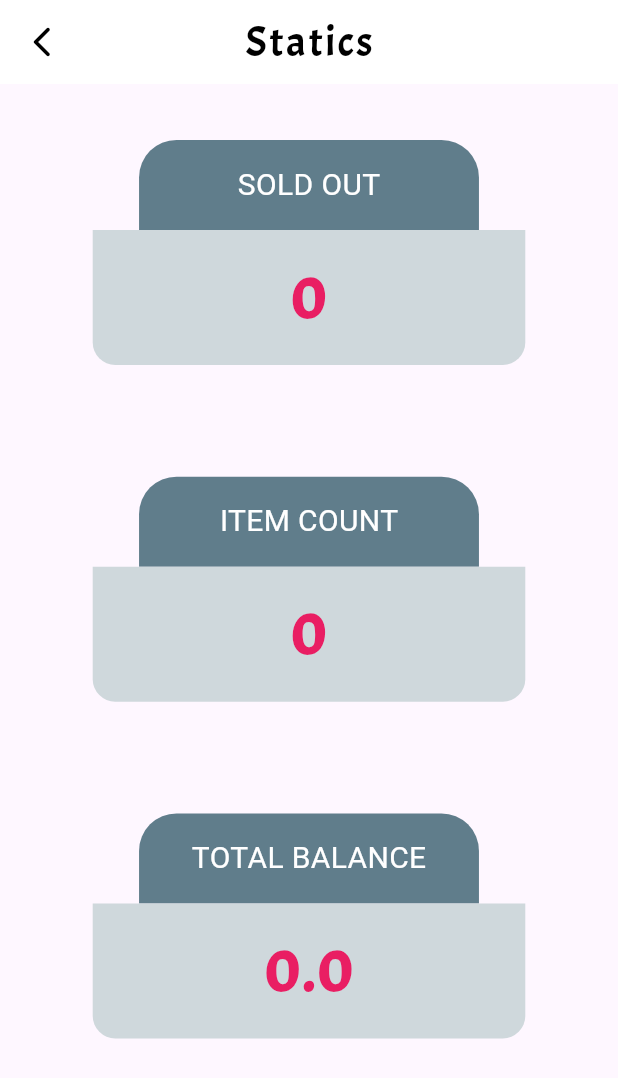
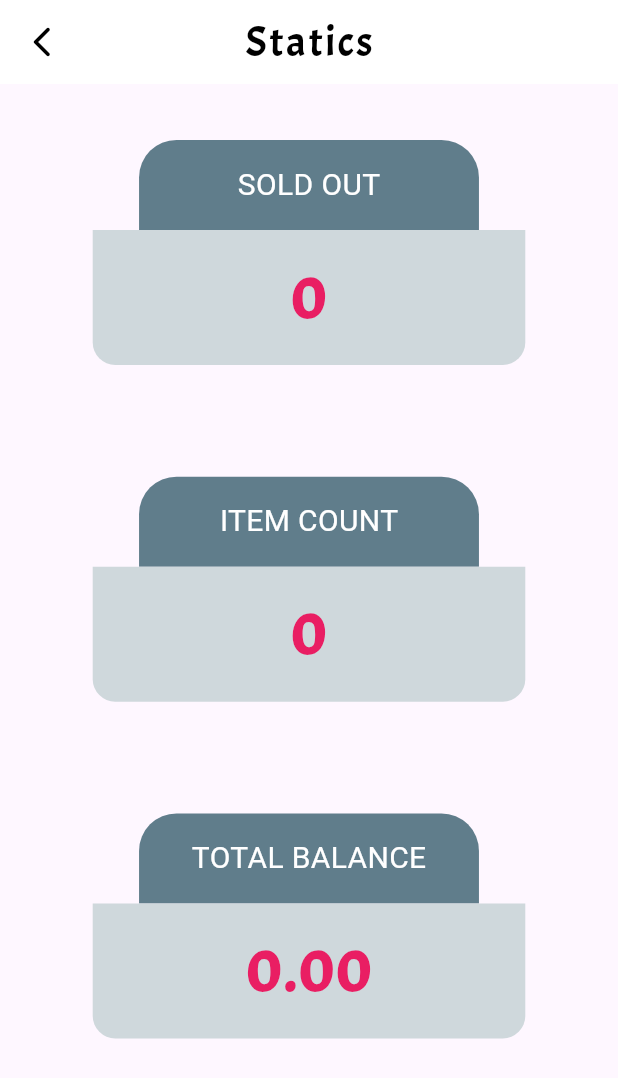
Before and after one commit to 06ajeesh/Flutter_Basics, a Flutter app: the Statics screen opened directly, on a phone screen of 412 x 824 dp. Shown: the top 1078 px of the screen. Run offline on Flutter 3.47's test engine with Material 3 defaults, Android fonts, the phone set to English and light mode, and no system bars; our stand-ins replace badges, cloud_firestore, firebase_auth, firebase_core, firebase_storage, flutter_datetime_picker_plus and 5 more; missing offline and left inert: staggered_grid_view_flutter; accounts and stored records are empty.

Commit message:
added statitics

```diff
--- a/lib/dashboard_components/supplier_statics.dart
+++ b/lib/dashboard_components/supplier_statics.dart
@@ -24,11 +24,11 @@ class Statics extends StatelessWidget {
 
         num itemCount = 0;
         for (var item in snapshot.data!.docs) {
-          itemCount += item['qty'];
+          itemCount += item['orderqty'];
         }
         double totalPrice = 0.0;
         for (var item in snapshot.data!.docs) {
-          totalPrice += item['qty'] * item['price'];
+          totalPrice += item['orderqty'] * item['orderPrice'];
         }
 
         return Scaffold(
@@ -46,14 +46,17 @@ class Statics extends StatelessWidget {
                 StaticsModel(
                   label: 'Sold out',
                   value: snapshot.data!.docs.length,
+                  decimal: 0,
                 ),
                 StaticsModel(
                   label: "item count",
                   value: itemCount,
+                  decimal: 0,
                 ),
                 StaticsModel(
                   label: "total balance",
                   value: totalPrice,
+                  decimal: 2,
                 ),
                 const SizedBox(
                   height: 20,
@@ -69,9 +72,11 @@ class Statics extends StatelessWidget {
 
 class StaticsModel extends StatelessWidget {
   final String label;
+  final int decimal;
   final dynamic value;
   const StaticsModel({
     super.key,
+    required this.decimal,
     required this.label,
     required this.value,
   });
@@ -110,17 +115,9 @@ class StaticsModel extends StatelessWidget {
               bottomRight: Radius.circular(15),
             ),
           ),
-          child: Center(
-            child: Text(
-              value.toString(),
-              style: const TextStyle(
-                color: Colors.pink,
-                letterSpacing: 2,
-                fontSize: 40,
-                fontFamily: 'Acme',
-                fontWeight: FontWeight.bold,
-              ),
-            ),
+          child: AnimatedCounter(
+            count: value,
+            decimal: decimal,
           ),
         ),
       ],
@@ -129,7 +126,10 @@ class StaticsModel extends StatelessWidget {
 }
 
 class AnimatedCounter extends StatefulWidget {
-  const AnimatedCounter({super.key});
+  final dynamic count;
+  final int decimal;
+  const AnimatedCounter(
+      {super.key, required this.count, required this.decimal});
 
   @override
   State<AnimatedCounter> createState() => _AnimatedCounterState();
@@ -145,13 +145,31 @@ class _AnimatedCounterState extends State<AnimatedCounter>
         AnimationController(vsync: this, duration: const Duration(seconds: 2));
     _animation = _controller;
     setState(() {
-      _animation = Tween(begin: _animation.value, end: 45);
+      _animation = Tween(begin: _animation.value, end: widget.count)
+          .animate(_controller);
     });
+    _controller.forward();
     super.initState();
   }
 
   @override
   Widget build(BuildContext context) {
-    return AnimatedBuilder(animation: _animation, builder: builder);
+    return AnimatedBuilder(
+      animation: _animation,
+      builder: (BuildContext context, Widget? child) {
+        return Center(
+          child: Text(
+            _animation.value.toStringAsFixed(widget.decimal),
+            style: const TextStyle(
+              color: Colors.pink,
+              letterSpacing: 2,
+              fontSize: 40,
+              fontFamily: 'Acme',
+              fontWeight: FontWeight.bold,
+            ),
+          ),
+        );
+      },
+    );
   }
 }
```
Also changed, not shown: pubspec.lock.
